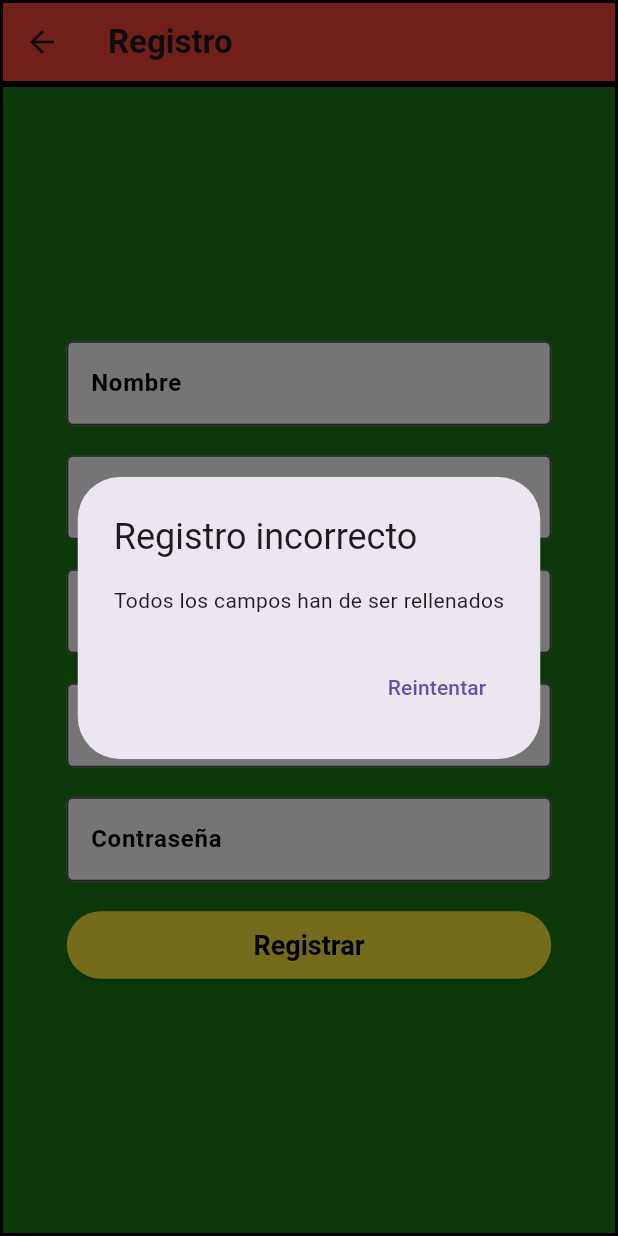
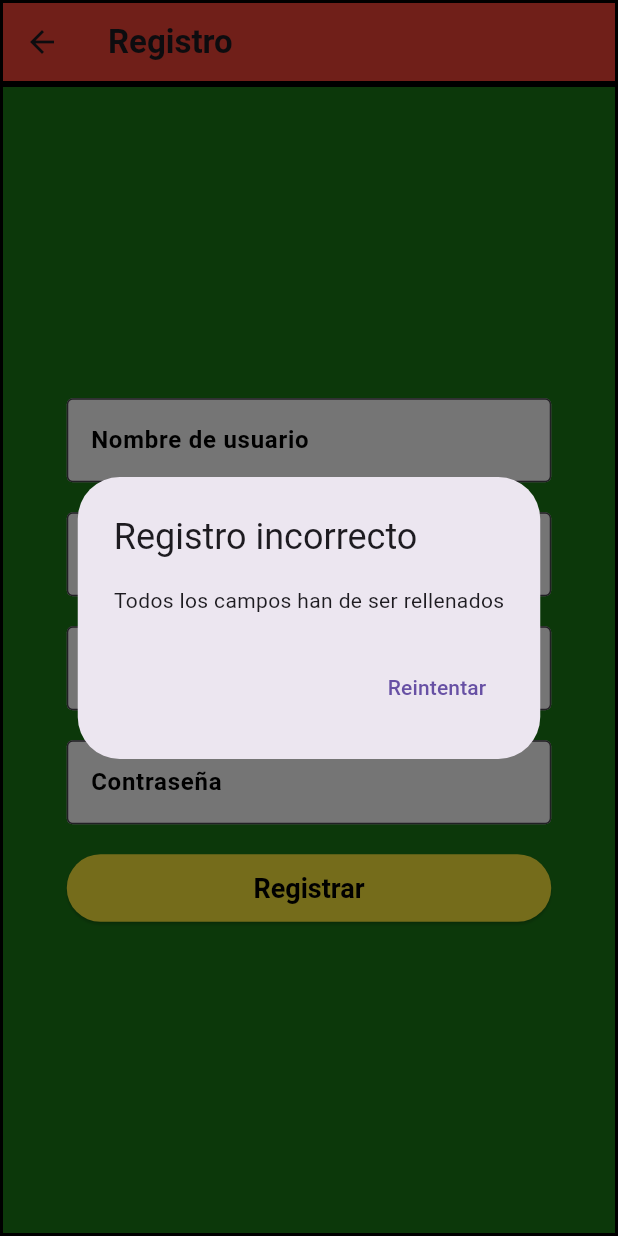
Before and after one commit to UNIZAR-30226-2024-13/Frontend-Movil, a Flutter app: the Registro screen opened directly, after a tap on "Registrar", on a phone screen of 412 x 824 dp. Run offline on Flutter 3.47's test engine with Material 3 defaults, Android fonts, the phone set to English and light mode, and no system bars.

Commit message:
Nombre quitado de registro

```diff
--- a/lib/registro.dart
+++ b/lib/registro.dart
@@ -7,7 +7,6 @@ TextEditingController _texto_email = TextEditingController();
 TextEditingController _texto_pass = TextEditingController();
 TextEditingController _texto_user = TextEditingController();
 
-String _nombre = '';
 String _pais = '';
 String _email = '';
 String _pass = '';
@@ -36,22 +35,6 @@ class Registro extends StatelessWidget {
           child: SingleChildScrollView(
             child: Column(
               children: <Widget>[
-                Container(
-                  padding: EdgeInsets.all(10),
-                  child: SizedBox(
-                    width: 323.0,
-                    child: TextField(
-                      controller: _texto_nombre,
-                      decoration: InputDecoration(
-                        filled: true,
-                        fillColor: Colors.white,
-                        border: OutlineInputBorder(),
-                        labelText: 'Nombre',
-                        labelStyle: TextStyle(fontWeight: FontWeight.bold, color: Colors.black),
-                      ),
-                    ),
-                  )
-                ),
                 Container(
                   padding: EdgeInsets.all(10),
                   child: SizedBox(
@@ -148,14 +131,13 @@ class Registro extends StatelessWidget {
 
 
 void _verificarRegistro(BuildContext context) {
-  _nombre = _texto_nombre.text;
   _pais = _texto_pais.text;
   _email = _texto_email.text;
   _pass = _texto_pass.text;
   _user = _texto_user.text;
 
   // Casos de error
-  if (_nombre == "" || _pais == "" || _email == "" || _pass == "" || _user == "") {
+  if (_pais == "" || _email == "" || _pass == "" || _user == "") {
     mostrarAlerta(context, "Todos los campos han de ser rellenados");
   }
   else if (_pass.length <= 7 || !( _pass.contains(RegExp(r'[a-z]'))) || !(_pass.contains(RegExp(r'[A-Z]'))) || !(_pass.contains(RegExp(r'[0-9]')))) {
```
